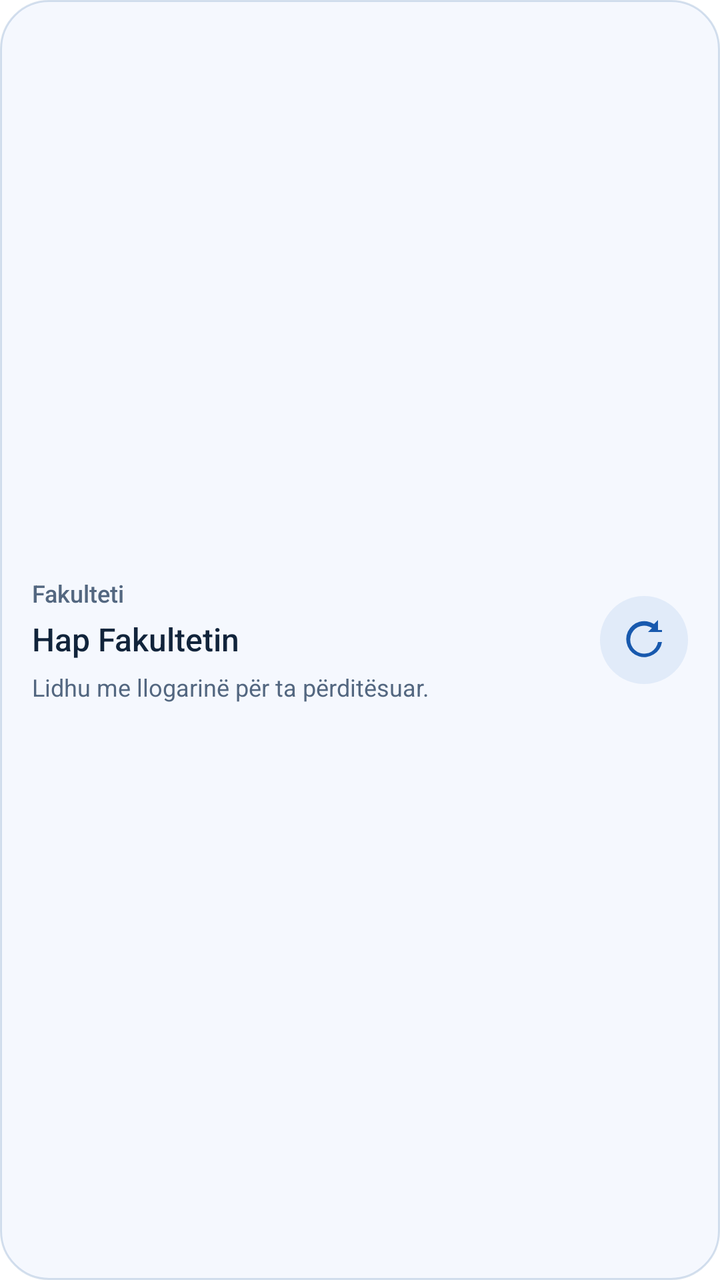
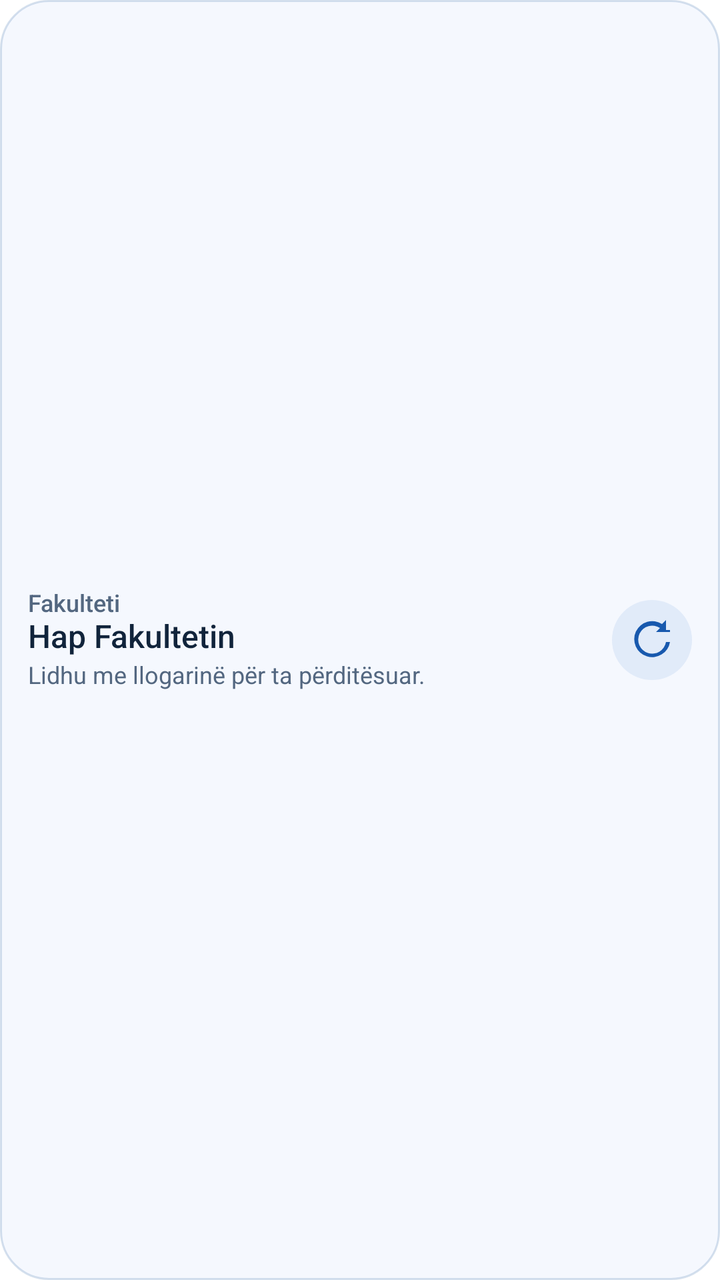

Screens rendered from an Android XML layout before and after an edit, with the pre-edit source and the edit as a unified diff.
<!-- AndroidManifest.xml: application theme AppTheme -->
<!-- res/layout/widget_rooms.xml -->
<LinearLayout xmlns:android="http://schemas.android.com/apk/res/android" android:id="@+id/widget_root" android:layout_width="match_parent" android:layout_height="match_parent" android:orientation="horizontal" android:gravity="center_vertical" android:padding="16dp" android:background="@drawable/widget_background"><LinearLayout android:layout_width="0dp" android:layout_weight="1" android:layout_height="wrap_content" android:orientation="vertical"><TextView android:id="@+id/widget_label" android:layout_width="match_parent" android:layout_height="wrap_content"  android:text="Fakulteti" android:textSize="12sp" android:fontFamily="sans-serif-medium" android:textColor="@color/widget_muted" android:maxLines="1"/><TextView android:id="@+id/widget_title" android:layout_width="match_parent" android:layout_height="wrap_content" android:text="Hap Fakultetin" android:textColor="@color/widget_ink" android:fontFamily="sans-serif-medium" android:textSize="16sp" android:layout_marginTop="4dp" android:maxLines="2" android:ellipsize="end"/><TextView android:id="@+id/widget_detail" android:layout_width="match_parent" android:layout_height="wrap_content" android:text="Lidhu me llogarinë për ta përditësuar." android:textColor="@color/widget_muted" android:textSize="12sp" android:maxLines="2" android:ellipsize="end" android:layout_marginTop="5dp"/></LinearLayout><ImageButton android:id="@+id/widget_action" android:layout_width="44dp" android:layout_height="44dp" android:layout_marginStart="10dp" android:src="@drawable/ic_widget_refresh" android:background="@drawable/widget_action" android:padding="10dp" android:contentDescription="Rifresko sallat"/></LinearLayout>
<!-- resources referenced by this layout -->
<resources>
  <color name="widget_ink">#11243B</color>
  <color name="widget_muted">#536780</color>
  <!-- drawable ic_widget_refresh (drawable) -->
  <vector xmlns:android="http://schemas.android.com/apk/res/android" android:width="24dp" android:height="24dp" android:viewportWidth="24" android:viewportHeight="24"><path android:fillColor="@color/widget_blue" android:pathData="M19,7 L19,2 L17,4 A9,9 0,1 0,21,13 L19,13 A7,7 0,1 1,16,6 L14,8 L21,8 L21,7 Z"/></vector>
  <!-- drawable widget_action (drawable) -->
  <shape xmlns:android="http://schemas.android.com/apk/res/android"><solid android:color="@color/widget_badge"/><corners android:radius="24dp"/></shape>
  <!-- drawable widget_background (drawable) -->
  <shape xmlns:android="http://schemas.android.com/apk/res/android"><solid android:color="@color/widget_surface"/><corners android:radius="24dp"/><stroke android:width="1dp" android:color="@color/widget_line"/></shape>
  <style name="AppTheme" parent="android:style/Theme.Material.Light.NoActionBar">
          <item name="android:windowBackground">#ffffff</item>
          <item name="android:windowLightStatusBar">true</item>
          <item name="android:windowLightNavigationBar">true</item>
          <item name="android:statusBarColor">@android:color/transparent</item>
          <item name="android:navigationBarColor">@android:color/transparent</item>
      </style>
  <color name="widget_blue">#1859AE</color>
  <color name="widget_badge">#192C71C8</color>
  <color name="widget_surface">#F2F5F8FE</color>
  <color name="widget_line">#30245E9E</color>
</resources>

<!-- the commit's change to res/layout/widget_rooms.xml (unified diff, before → after) -->
@@ -1 +1,9 @@
-<LinearLayout xmlns:android="http://schemas.android.com/apk/res/android" android:id="@+id/widget_root" android:layout_width="match_parent" android:layout_height="match_parent" android:orientation="horizontal" android:gravity="center_vertical" android:padding="16dp" android:background="@drawable/widget_background"><LinearLayout android:layout_width="0dp" android:layout_weight="1" android:layout_height="wrap_content" android:orientation="vertical"><TextView android:id="@+id/widget_label" android:layout_width="match_parent" android:layout_height="wrap_content"  android:text="Fakulteti" android:textSize="12sp" android:fontFamily="sans-serif-medium" android:textColor="@color/widget_muted" android:maxLines="1"/><TextView android:id="@+id/widget_title" android:layout_width="match_parent" android:layout_height="wrap_content" android:text="Hap Fakultetin" android:textColor="@color/widget_ink" android:fontFamily="sans-serif-medium" android:textSize="16sp" android:layout_marginTop="4dp" android:maxLines="2" android:ellipsize="end"/><TextView android:id="@+id/widget_detail" android:layout_width="match_parent" android:layout_height="wrap_content" android:text="Lidhu me llogarinë për ta përditësuar." android:textColor="@color/widget_muted" android:textSize="12sp" android:maxLines="2" android:ellipsize="end" android:layout_marginTop="5dp"/></LinearLayout><ImageButton android:id="@+id/widget_action" android:layout_width="44dp" android:layout_height="44dp" android:layout_marginStart="10dp" android:src="@drawable/ic_widget_refresh" android:background="@drawable/widget_action" android:padding="10dp" android:contentDescription="Rifresko sallat"/></LinearLayout>
+<?xml version='1.0' encoding='utf-8'?>
+<LinearLayout xmlns:android="http://schemas.android.com/apk/res/android" android:id="@+id/widget_root" android:layout_width="match_parent" android:layout_height="match_parent" android:orientation="horizontal" android:gravity="center_vertical" android:padding="14dp" android:background="@drawable/widget_background">
+  <LinearLayout android:layout_width="0dp" android:layout_weight="1" android:layout_height="wrap_content" android:orientation="vertical">
+    <TextView android:id="@+id/widget_label" android:layout_width="match_parent" android:layout_height="wrap_content" android:text="Fakulteti" android:textSize="12sp" android:fontFamily="sans-serif-medium" android:textColor="@color/widget_muted" android:maxLines="1" android:includeFontPadding="false" />
+    <TextView android:id="@+id/widget_title" android:layout_width="match_parent" android:layout_height="wrap_content" android:text="Hap Fakultetin" android:textColor="@color/widget_ink" android:fontFamily="sans-serif-medium" android:textSize="16sp" android:layout_marginTop="0dp" android:maxLines="2" android:ellipsize="end" android:includeFontPadding="false" />
+    <TextView android:id="@+id/widget_detail" android:layout_width="match_parent" android:layout_height="wrap_content" android:text="Lidhu me llogarinë për ta përditësuar." android:textColor="@color/widget_muted" android:textSize="12sp" android:maxLines="1" android:ellipsize="end" android:layout_marginTop="3dp" android:includeFontPadding="false" />
+  </LinearLayout>
+  <ImageButton android:id="@+id/widget_action" android:layout_width="40dp" android:layout_height="40dp" android:layout_marginStart="8dp" android:src="@drawable/ic_widget_refresh" android:background="@drawable/widget_action" android:padding="9dp" android:contentDescription="Rifresko sallat" />
+</LinearLayout>
